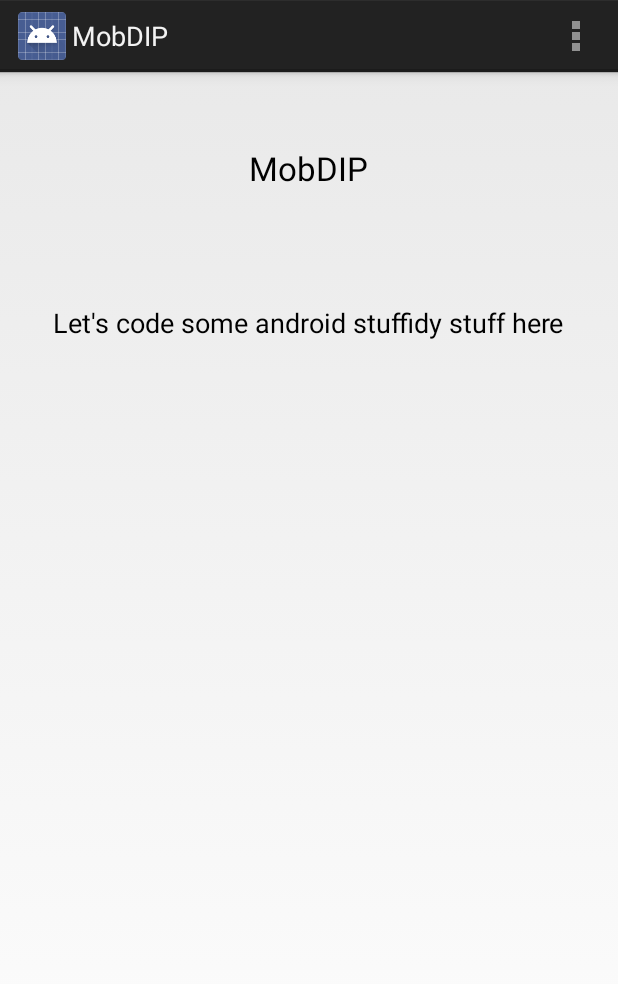
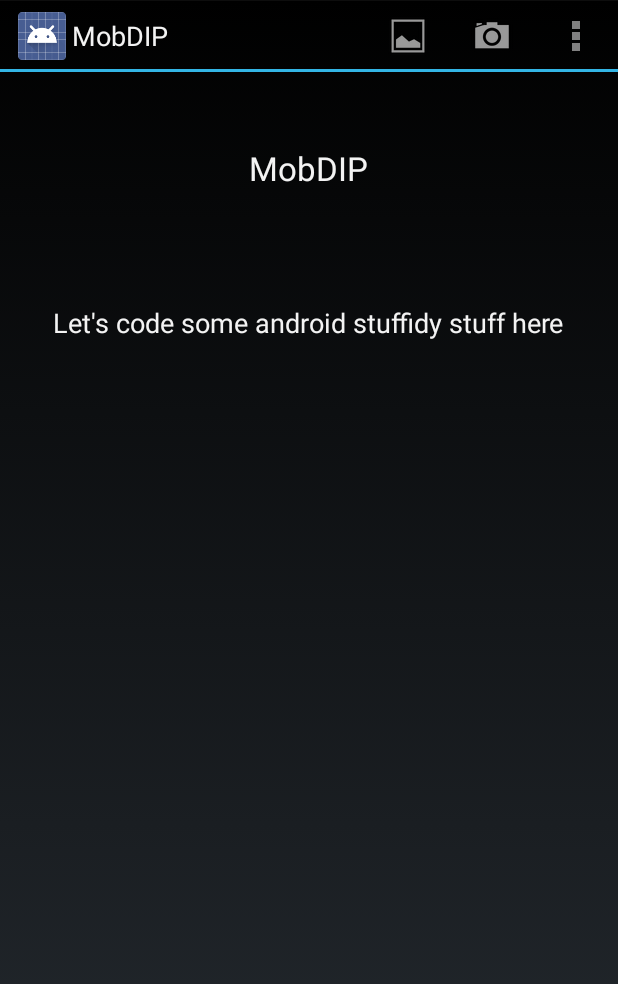
Before and after one commit to myloginistaken/MobDIP, an Android app: the screen it shows after launch (MyActivity), on a phone screen of 412 x 824 dp. Shown: the top 984 px of the screen. Run offline under Robolectric (Android 15) with nearby library versions, the phone set to English and light mode, and no system bars.

```diff
--- a/app/src/main/AndroidManifest.xml
+++ b/app/src/main/AndroidManifest.xml
@@ -6,7 +6,7 @@
         android:allowBackup="true"
         android:icon="@drawable/ic_launcher"
         android:label="@string/app_name"
-        android:theme="@style/AppTheme" >
+        android:theme="@android:style/Theme.Holo" >
         <activity
             android:name=".MyActivity"
             android:label="@string/app_name" >
--- a/app/src/main/java/com/dip/mob/mobdip/MyActivity.java
+++ b/app/src/main/java/com/dip/mob/mobdip/MyActivity.java
@@ -3,10 +3,13 @@ package com.dip.mob.mobdip;
 import android.app.Activity;
 import android.os.Bundle;
 import android.view.Menu;
+import android.view.MenuInflater;
 import android.view.MenuItem;
 
 
 public class MyActivity extends Activity {
+
+    private MenuItem upload, camera, ch1, ch2, ch3, ch4;
 
     @Override
     protected void onCreate(Bundle savedInstanceState) {
@@ -14,23 +17,63 @@ public class MyActivity extends Activity {
         setContentView(R.layout.activity_my);
     }
 
+    // upload picture from gallery
+    public void upload(MenuItem m){
+
+    }
+
+    // take photo and upload it to app
+    public void takePhotoAndUpload(MenuItem m){
+
+    }
+
+    // show menu for chapter 1 functionality selection
+    public void chapter1(MenuItem m){
+
+    }
+
+    public void chapter2(MenuItem m){
+
+    }
+
+    public void chapter3(MenuItem m){
+
+    }
+
+    public void chapter4(MenuItem m){
+
+    }
 
     @Override
     public boolean onCreateOptionsMenu(Menu menu) {
-        // Inflate the menu; this adds items to the action bar if it is present.
-        getMenuInflater().inflate(R.menu.my, menu);
-        return true;
+        MenuInflater inflater = getMenuInflater();
+        inflater.inflate(R.menu.my, menu);
+
+        upload = menu.findItem(R.id.upload);
+        camera = menu.findItem(R.id.camera);
+        ch1 = menu.findItem(R.id.ch1);
+        ch2 = menu.findItem(R.id.ch2);
+        ch3 = menu.findItem(R.id.ch3);
+        ch4 = menu.findItem(R.id.ch4);
+
+        return super.onPrepareOptionsMenu(menu);
     }
 
     @Override
     public boolean onOptionsItemSelected(MenuItem item) {
-        // Handle action bar item clicks here. The action bar will
-        // automatically handle clicks on the Home/Up button, so long
-        // as you specify a parent activity in AndroidManifest.xml.
-        int id = item.getItemId();
-        if (id == R.id.action_settings) {
-            return true;
+
+        switch (item.getItemId()) {
+            case R.id.upload:
+                //upload();
+                return true;
+            case R.id.camera:
+                //takePhotoAndUpload();
+                return true;
+            case R.id.ch1:
+                //chapter1();
+                return true;
         }
+
         return super.onOptionsItemSelected(item);
     }
 }
--- a/app/src/main/res/menu/my.xml
+++ b/app/src/main/res/menu/my.xml
@@ -1,8 +1,48 @@
 <menu xmlns:android="http://schemas.android.com/apk/res/android"
     xmlns:tools="http://schemas.android.com/tools"
     tools:context=".MyActivity" >
+
+    <item
+        android:id="@+id/upload"
+        android:title="@string/upload"
+        android:icon="@android:drawable/ic_menu_gallery"
+        android:showAsAction="always"
+        android:onClick="upload"/>
+
+    <item
+        android:id="@+id/camera"
+        android:title="@string/camera"
+        android:icon="@android:drawable/ic_menu_camera"
+        android:showAsAction="always"
+        android:onClick="takePhotoAndUpload"/>
+
+    <item
+        android:id="@+id/ch1"
+        android:title="Chapter 1"
+        android:showAsAction="never"
+        android:onClick="chapter1"/>
+
+    <item
+        android:id="@+id/ch2"
+        android:title="Chapter 2"
+        android:showAsAction="never"
+        android:onClick="chapter2"/>
+
+    <item
+        android:id="@+id/ch3"
+        android:title="Chapter 3"
+        android:showAsAction="never"
+        android:onClick="chapter3"/>
+
+    <item
+        android:id="@+id/ch4"
+        android:title="Chapter 4"
+        android:showAsAction="never"
+        android:onClick="chapter4"/>
+
     <item android:id="@+id/action_settings"
         android:title="@string/action_settings"
         android:orderInCategory="100"
         android:showAsAction="never" />
+
 </menu>
```
